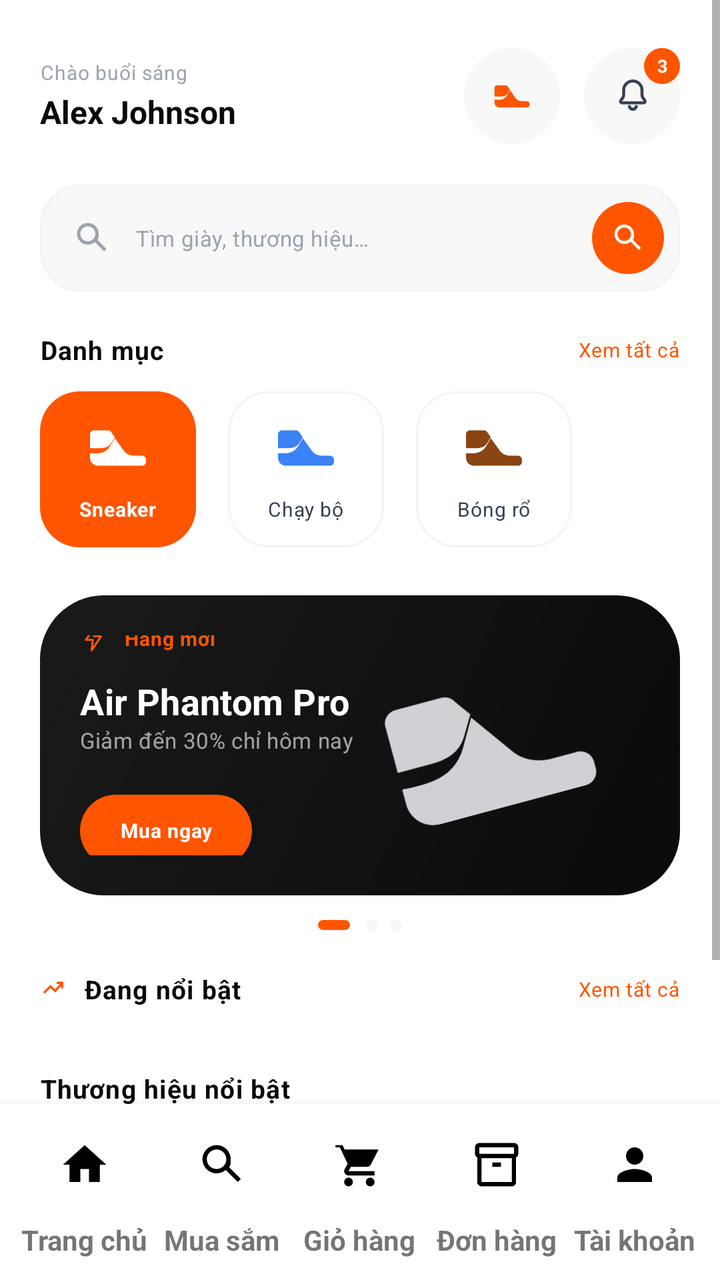
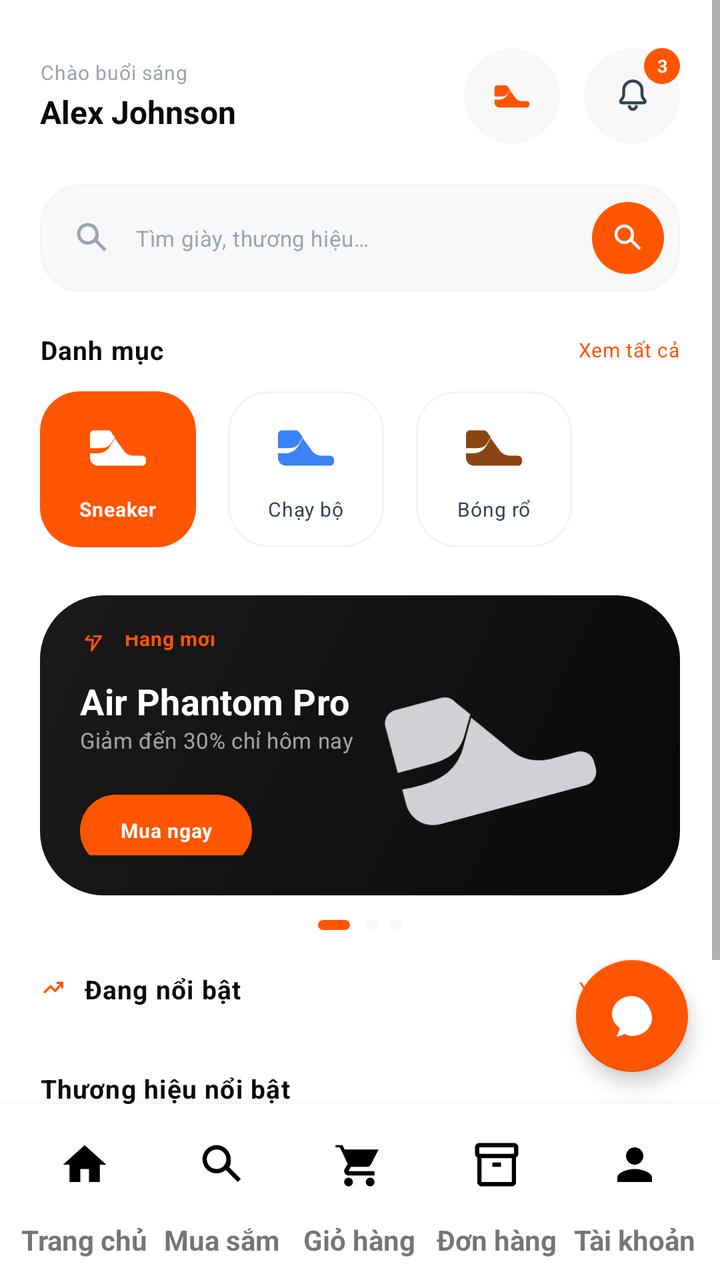

Screens rendered from an Android XML layout before and after an edit, with the pre-edit source and the edit as a unified diff.
<!-- AndroidManifest.xml: application theme Theme.SoleStep -->
<!-- res/layout/activity_home.xml -->
<?xml version="1.0" encoding="utf-8"?>
<androidx.constraintlayout.widget.ConstraintLayout xmlns:android="http://schemas.android.com/apk/res/android"
    xmlns:app="http://schemas.android.com/apk/res-auto"
    xmlns:tools="http://schemas.android.com/tools"
    android:id="@+id/main"
    android:layout_width="match_parent"
    android:layout_height="match_parent"
    android:background="@color/bg_primary"
    tools:context=".user.MainActivity">

    <ScrollView
        android:id="@+id/home_scroll"
        android:layout_width="0dp"
        android:layout_height="0dp"
        android:overScrollMode="never"
        app:layout_constraintBottom_toTopOf="@id/bottom_navigation"
        app:layout_constraintEnd_toEndOf="parent"
        app:layout_constraintStart_toStartOf="parent"
        app:layout_constraintTop_toTopOf="parent">

        <LinearLayout
            android:layout_width="match_parent"
            android:layout_height="wrap_content"
            android:orientation="vertical"
            android:paddingStart="@dimen/space_screen_horizontal"
            android:paddingTop="@dimen/space_12"
            android:paddingEnd="@dimen/space_screen_horizontal"
            android:paddingBottom="@dimen/space_16">

            <LinearLayout
                android:id="@+id/home_header"
                android:layout_width="match_parent"
                android:layout_height="wrap_content"
                android:gravity="center_vertical"
                android:orientation="horizontal">

                <LinearLayout
                    android:layout_width="0dp"
                    android:layout_height="wrap_content"
                    android:layout_weight="1"
                    android:orientation="vertical">

                    <TextView
                        android:id="@+id/home_greeting_text"
                        android:layout_width="wrap_content"
                        android:layout_height="wrap_content"
                        android:text="@string/home_greeting"
                        android:textAppearance="@style/TextAppearance.SoleStep.Caption"
                        android:textColor="@color/text_muted" />

                    <TextView
                        android:id="@+id/home_user_name_text"
                        android:layout_width="wrap_content"
                        android:layout_height="wrap_content"
                        android:layout_marginTop="@dimen/space_1"
                        android:text="Alex Johnson"
                        android:textAppearance="@style/TextAppearance.SoleStep.Subheading"
                        android:textColor="@color/text_primary" />
                </LinearLayout>

                <FrameLayout
                    android:id="@+id/btn_admin_access"
                    android:layout_width="48dp"
                    android:layout_height="48dp"
                    android:layout_marginEnd="@dimen/space_6"
                    android:background="@drawable/bg_home_notification">

                    <ImageView
                        android:layout_width="@dimen/icon_lg"
                        android:layout_height="@dimen/icon_lg"
                        android:layout_gravity="center"
                        android:contentDescription="Admin Portal"
                        android:src="@drawable/ic_shoe"
                        android:tint="@color/brand_orange" />
                </FrameLayout>

                <FrameLayout
                    android:id="@+id/home_notification_button"
                    android:layout_width="48dp"
                    android:layout_height="48dp"
                    android:background="@drawable/bg_home_notification">

                    <ImageView
                        android:layout_width="@dimen/icon_lg"
                        android:layout_height="@dimen/icon_lg"
                        android:layout_gravity="center"
                        android:contentDescription="@string/action_refresh"
                        android:src="@drawable/ic_home_bell" />

                    <TextView
                        android:id="@+id/home_notification_badge"
                        android:layout_width="18dp"
                        android:layout_height="18dp"
                        android:layout_gravity="top|end"
                        android:background="@drawable/bg_circle_orange"
                        android:gravity="center"
                        android:text="3"
                        android:textAppearance="@style/TextAppearance.SoleStep.Caption"
                        android:textColor="@color/brand_white"
                        android:textSize="9sp"
                        android:textStyle="bold" />
                </FrameLayout>
            </LinearLayout>

            <LinearLayout
                android:id="@+id/home_search_box"
                android:layout_width="match_parent"
                android:layout_height="54dp"
                android:layout_marginTop="@dimen/space_10"
                android:background="@drawable/bg_home_search"
                android:gravity="center_vertical"
                android:orientation="horizontal"
                android:paddingStart="@dimen/space_8"
                android:paddingEnd="@dimen/space_4">

                <ImageView
                    android:layout_width="@dimen/icon_lg"
                    android:layout_height="@dimen/icon_lg"
                    android:contentDescription="@string/action_search"
                    android:src="@drawable/ic_material_search"
                    android:tint="@color/text_muted" />

                <EditText
                    android:id="@+id/home_search_input"
                    android:layout_width="0dp"
                    android:layout_height="match_parent"
                    android:layout_marginStart="@dimen/space_6"
                    android:layout_weight="1"
                    android:background="@android:color/transparent"
                    android:hint="@string/home_search_hint"
                    android:imeOptions="actionSearch"
                    android:inputType="text"
                    android:maxLines="1"
                    android:textAppearance="@style/TextAppearance.SoleStep.BodySmall"
                    android:textColor="@color/text_primary"
                    android:textColorHint="@color/text_muted" />

                <FrameLayout
                    android:id="@+id/home_search_button"
                    android:layout_width="36dp"
                    android:layout_height="36dp"
                    android:background="@drawable/bg_circle_orange">

                    <ImageView
                        android:layout_width="@dimen/icon_md"
                        android:layout_height="@dimen/icon_md"
                        android:layout_gravity="center"
                        android:contentDescription="@string/action_search"
                        android:src="@drawable/ic_material_search"
                        android:tint="@color/brand_white" />
                </FrameLayout>
            </LinearLayout>

            <LinearLayout
                android:id="@+id/home_categories_header"
                android:layout_width="match_parent"
                android:layout_height="wrap_content"
                android:layout_marginTop="@dimen/space_10"
                android:gravity="center_vertical"
                android:orientation="horizontal">

                <TextView
                    android:layout_width="0dp"
                    android:layout_height="wrap_content"
                    android:layout_weight="1"
                    android:text="@string/home_categories_title"
                    android:textAppearance="@style/TextAppearance.SoleStep.Body"
                    android:textColor="@color/text_primary"
                    android:textStyle="bold" />

                <TextView
                    android:id="@+id/home_categories_see_all"
                    android:layout_width="wrap_content"
                    android:layout_height="wrap_content"
                    android:text="@string/home_see_all"
                    android:textAppearance="@style/TextAppearance.SoleStep.Caption"
                    android:textColor="@color/brand_orange" />
            </LinearLayout>

            <HorizontalScrollView
                android:id="@+id/home_categories_scroll"
                android:layout_width="match_parent"
                android:layout_height="wrap_content"
                android:layout_marginTop="@dimen/space_6"
                android:overScrollMode="never"
                android:scrollbars="none">

                <LinearLayout
                    android:id="@+id/home_categories_container"
                    android:layout_width="wrap_content"
                    android:layout_height="wrap_content"
                    android:orientation="horizontal">

                    <LinearLayout
                        android:layout_width="78dp"
                        android:layout_height="78dp"
                        android:background="@drawable/bg_home_category_active"
                        android:gravity="center"
                        android:orientation="vertical">

                        <ImageView
                            android:layout_width="@dimen/icon_2xl"
                            android:layout_height="@dimen/icon_2xl"
                            android:contentDescription="@string/cat_sneakers"
                            android:src="@drawable/ic_shoe"
                            android:tint="@color/brand_white" />

                        <TextView
                            android:layout_width="wrap_content"
                            android:layout_height="wrap_content"
                            android:layout_marginTop="@dimen/space_4"
                            android:text="@string/cat_sneakers"
                            android:textAppearance="@style/TextAppearance.SoleStep.Caption"
                            android:textColor="@color/brand_white"
                            android:textStyle="bold" />
                    </LinearLayout>

                    <LinearLayout
                        android:layout_width="78dp"
                        android:layout_height="78dp"
                        android:layout_marginStart="@dimen/space_8"
                        android:background="@drawable/bg_home_category"
                        android:gravity="center"
                        android:orientation="vertical">

                        <ImageView
                            android:layout_width="@dimen/icon_2xl"
                            android:layout_height="@dimen/icon_2xl"
                            android:contentDescription="@string/cat_running"
                            android:src="@drawable/ic_shoe"
                            android:tint="@color/status_info_medium" />

                        <TextView
                            android:layout_width="wrap_content"
                            android:layout_height="wrap_content"
                            android:layout_marginTop="@dimen/space_4"
                            android:text="@string/cat_running"
                            android:textAppearance="@style/TextAppearance.SoleStep.Caption"
                            android:textColor="@color/text_secondary" />
                    </LinearLayout>

                    <LinearLayout
                        android:layout_width="78dp"
                        android:layout_height="78dp"
                        android:layout_marginStart="@dimen/space_8"
                        android:background="@drawable/bg_home_category"
                        android:gravity="center"
                        android:orientation="vertical">

                        <ImageView
                            android:layout_width="@dimen/icon_2xl"
                            android:layout_height="@dimen/icon_2xl"
                            android:contentDescription="@string/cat_boots"
                            android:src="@drawable/ic_shoe"
                            android:tint="@color/cat_boots" />

                        <TextView
                            android:layout_width="wrap_content"
                            android:layout_height="wrap_content"
                            android:layout_marginTop="@dimen/space_4"
                            android:text="@string/cat_boots"
                            android:textAppearance="@style/TextAppearance.SoleStep.Caption"
                            android:textColor="@color/text_secondary" />
                    </LinearLayout>
                </LinearLayout>
            </HorizontalScrollView>

            <FrameLayout
                android:id="@+id/home_hero_banner"
                android:layout_width="match_parent"
                android:layout_height="150dp"
                android:layout_marginTop="@dimen/space_12"
                android:background="@drawable/bg_hero_banner"
                android:padding="@dimen/space_10">

                <LinearLayout
                    android:layout_width="160dp"
                    android:layout_height="match_parent"
                    android:gravity="center_vertical"
                    android:orientation="vertical">

                    <LinearLayout
                        android:layout_width="wrap_content"
                        android:layout_height="wrap_content"
                        android:gravity="center_vertical"
                        android:orientation="horizontal">

                        <ImageView
                            android:layout_width="@dimen/icon_sm"
                            android:layout_height="@dimen/icon_sm"
                            android:contentDescription="@null"
                            android:src="@drawable/ic_home_flash" />

                        <TextView
                            android:layout_width="wrap_content"
                            android:layout_height="wrap_content"
                            android:layout_marginStart="@dimen/space_4"
                            android:text="@string/home_banner_label"
                            android:textAppearance="@style/TextAppearance.SoleStep.Caption"
                            android:textColor="@color/brand_orange"
                            android:textStyle="bold" />
                    </LinearLayout>

                    <TextView
                        android:layout_width="wrap_content"
                        android:layout_height="wrap_content"
                        android:layout_marginTop="@dimen/space_6"
                        android:text="Air Phantom Pro"
                        android:textAppearance="@style/TextAppearance.SoleStep.Headline"
                        android:textColor="@color/brand_white" />

                    <TextView
                        android:layout_width="wrap_content"
                        android:layout_height="wrap_content"
                        android:text="@string/home_banner_offer"
                        android:textAppearance="@style/TextAppearance.SoleStep.BodySmall"
                        android:textColor="@color/text_dark_secondary" />

                    <TextView
                        android:layout_width="86dp"
                        android:layout_height="36dp"
                        android:layout_marginTop="@dimen/space_10"
                        android:background="@drawable/bg_button_primary"
                        android:gravity="center"
                        android:text="@string/home_banner_cta"
                        android:textAppearance="@style/TextAppearance.SoleStep.Caption"
                        android:textColor="@color/brand_white"
                        android:textStyle="bold" />
                </LinearLayout>

                <ImageView
                    android:layout_width="150dp"
                    android:layout_height="110dp"
                    android:layout_gravity="center_vertical|end"
                    android:alpha="0.9"
                    android:contentDescription="@string/detail_label_brand"
                    android:rotation="-15"
                    android:src="@drawable/ic_shoe"
                    android:tint="@color/text_disabled" />
            </FrameLayout>

            <LinearLayout
                android:id="@+id/home_slider_dots"
                android:layout_width="match_parent"
                android:layout_height="wrap_content"
                android:layout_marginTop="@dimen/space_6"
                android:gravity="center"
                android:orientation="horizontal">

                <View
                    android:layout_width="16dp"
                    android:layout_height="5dp"
                    android:background="@drawable/bg_button_primary" />

                <View
                    android:layout_width="6dp"
                    android:layout_height="6dp"
                    android:layout_marginStart="@dimen/space_4"
                    android:background="@drawable/bg_rounded_gray" />

                <View
                    android:layout_width="6dp"
                    android:layout_height="6dp"
                    android:layout_marginStart="@dimen/space_3"
                    android:background="@drawable/bg_rounded_gray" />
            </LinearLayout>

            <LinearLayout
                android:id="@+id/home_trending_header"
                android:layout_width="match_parent"
                android:layout_height="wrap_content"
                android:layout_marginTop="@dimen/space_10"
                android:gravity="center_vertical"
                android:orientation="horizontal">

                <ImageView
                    android:layout_width="@dimen/icon_sm"
                    android:layout_height="@dimen/icon_sm"
                    android:contentDescription="@null"
                    android:src="@drawable/ic_home_trending" />

                <TextView
                    android:layout_width="0dp"
                    android:layout_height="wrap_content"
                    android:layout_marginStart="@dimen/space_4"
                    android:layout_weight="1"
                    android:text="@string/home_trending_title"
                    android:textAppearance="@style/TextAppearance.SoleStep.Body"
                    android:textColor="@color/text_primary"
                    android:textStyle="bold" />

                <TextView
                    android:id="@+id/home_trending_see_all"
                    android:layout_width="wrap_content"
                    android:layout_height="wrap_content"
                    android:text="@string/home_see_all"
                    android:textAppearance="@style/TextAppearance.SoleStep.Caption"
                    android:textColor="@color/brand_orange" />
            </LinearLayout>

            <androidx.recyclerview.widget.RecyclerView
                android:id="@+id/home_product_grid"
                android:layout_width="match_parent"
                android:layout_height="wrap_content"
                android:layout_marginTop="@dimen/space_6"
                android:nestedScrollingEnabled="false"
                android:overScrollMode="never" />

            <TextView
                android:layout_width="match_parent"
                android:layout_height="wrap_content"
                android:layout_marginTop="@dimen/space_10"
                android:text="@string/home_brands_title"
                android:textAppearance="@style/TextAppearance.SoleStep.Body"
                android:textColor="@color/text_primary"
                android:textStyle="bold" />

            <HorizontalScrollView
                android:layout_width="match_parent"
                android:layout_height="wrap_content"
                android:layout_marginTop="@dimen/space_6"
                android:overScrollMode="never"
                android:scrollbars="none">

                <LinearLayout
                    android:id="@+id/home_brands_container"
                    android:layout_width="wrap_content"
                    android:layout_height="wrap_content"
                    android:orientation="horizontal">

                    <TextView
                        android:layout_width="wrap_content"
                        android:layout_height="38dp"
                        android:background="@drawable/bg_home_brand_chip"
                        android:gravity="center"
                        android:minWidth="86dp"
                        android:paddingStart="@dimen/space_10"
                        android:paddingEnd="@dimen/space_10"
                        android:text="NovaSole"
                        android:textAppearance="@style/TextAppearance.SoleStep.BodySmall"
                        android:textColor="@color/text_secondary" />

                    <TextView
                        android:layout_width="wrap_content"
                        android:layout_height="38dp"
                        android:layout_marginStart="@dimen/space_6"
                        android:background="@drawable/bg_home_brand_chip"
                        android:gravity="center"
                        android:minWidth="86dp"
                        android:paddingStart="@dimen/space_10"
                        android:paddingEnd="@dimen/space_10"
                        android:text="StreetFlex"
                        android:textAppearance="@style/TextAppearance.SoleStep.BodySmall"
                        android:textColor="@color/text_secondary" />

                    <TextView
                        android:layout_width="wrap_content"
                        android:layout_height="38dp"
                        android:layout_marginStart="@dimen/space_6"
                        android:background="@drawable/bg_home_brand_chip"
                        android:gravity="center"
                        android:minWidth="86dp"
                        android:paddingStart="@dimen/space_10"
                        android:paddingEnd="@dimen/space_10"
                        android:text="SwiftKick"
                        android:textAppearance="@style/TextAppearance.SoleStep.BodySmall"
                        android:textColor="@color/text_secondary" />
                </LinearLayout>
            </HorizontalScrollView>
        </LinearLayout>
    </ScrollView>

    <include
        android:id="@+id/bottom_navigation"
        layout="@layout/view_bottom_navigation"
        android:layout_width="0dp"
        android:layout_height="@dimen/bottom_nav_height"
        app:layout_constraintBottom_toBottomOf="parent"
        app:layout_constraintEnd_toEndOf="parent"
        app:layout_constraintStart_toStartOf="parent" />
</androidx.constraintlayout.widget.ConstraintLayout>
<!-- res/layout/view_bottom_navigation.xml (included above) -->
<?xml version="1.0" encoding="utf-8"?>
<LinearLayout xmlns:android="http://schemas.android.com/apk/res/android"
    android:id="@+id/bottom_navigation"
    android:layout_width="match_parent"
    android:layout_height="@dimen/bottom_nav_height"
    android:background="@color/bg_primary"
    android:elevation="@dimen/elev_bottom_nav"
    android:gravity="center"
    android:orientation="horizontal"
    android:paddingStart="@dimen/space_4"
    android:paddingEnd="@dimen/space_4"
    android:paddingBottom="@dimen/space_4">

    <LinearLayout
        android:layout_width="0dp"
        android:layout_height="match_parent"
        android:layout_weight="1"
        android:clickable="true"
        android:focusable="true"
        android:foreground="?attr/selectableItemBackground"
        android:gravity="center"
        android:orientation="vertical"
        android:tag="home">

        <FrameLayout
            android:layout_width="@dimen/bottom_nav_item_icon_container"
            android:layout_height="@dimen/bottom_nav_item_icon_container"
            android:tag="icon_container">

            <ImageView
                android:layout_width="@dimen/bottom_nav_icon_size"
                android:layout_height="@dimen/bottom_nav_icon_size"
                android:layout_gravity="center"
                android:contentDescription="@string/nav_home"
                android:src="@drawable/ic_material_home"
                android:tag="icon" />
        </FrameLayout>

        <TextView
            android:layout_width="wrap_content"
            android:layout_height="wrap_content"
            android:tag="label"
            android:text="@string/nav_home"
            android:textSize="14sp"
            android:textStyle="bold" />
    </LinearLayout>

    <LinearLayout
        android:layout_width="0dp"
        android:layout_height="match_parent"
        android:layout_weight="1"
        android:clickable="true"
        android:focusable="true"
        android:foreground="?attr/selectableItemBackground"
        android:gravity="center"
        android:orientation="vertical"
        android:tag="search">

        <FrameLayout
            android:layout_width="@dimen/bottom_nav_item_icon_container"
            android:layout_height="@dimen/bottom_nav_item_icon_container"
            android:tag="icon_container">

            <ImageView
                android:layout_width="@dimen/bottom_nav_icon_size"
                android:layout_height="@dimen/bottom_nav_icon_size"
                android:layout_gravity="center"
                android:contentDescription="@string/nav_search"
                android:src="@drawable/ic_material_search"
                android:tag="icon" />
        </FrameLayout>

        <TextView
            android:layout_width="wrap_content"
            android:layout_height="wrap_content"
            android:tag="label"
            android:text="@string/nav_search"
            android:textSize="14sp"
            android:textStyle="bold" />
    </LinearLayout>

    <LinearLayout
        android:layout_width="0dp"
        android:layout_height="match_parent"
        android:layout_weight="1"
        android:clickable="true"
        android:focusable="true"
        android:foreground="?attr/selectableItemBackground"
        android:gravity="center"
        android:orientation="vertical"
        android:tag="cart">

        <FrameLayout
            android:layout_width="@dimen/bottom_nav_item_icon_container"
            android:layout_height="@dimen/bottom_nav_item_icon_container"
            android:tag="icon_container">

            <ImageView
                android:layout_width="@dimen/bottom_nav_icon_size"
                android:layout_height="@dimen/bottom_nav_icon_size"
                android:layout_gravity="center"
                android:contentDescription="@string/nav_cart"
                android:src="@drawable/ic_material_shopping_cart"
                android:tag="icon" />
        </FrameLayout>

        <TextView
            android:layout_width="wrap_content"
            android:layout_height="wrap_content"
            android:tag="label"
            android:text="@string/nav_cart"
            android:textSize="14sp"
            android:textStyle="bold" />
    </LinearLayout>

    <LinearLayout
        android:layout_width="0dp"
        android:layout_height="match_parent"
        android:layout_weight="1"
        android:clickable="true"
        android:focusable="true"
        android:foreground="?attr/selectableItemBackground"
        android:gravity="center"
        android:orientation="vertical"
        android:tag="orders">

        <FrameLayout
            android:layout_width="@dimen/bottom_nav_item_icon_container"
            android:layout_height="@dimen/bottom_nav_item_icon_container"
            android:tag="icon_container">

            <ImageView
                android:layout_width="@dimen/bottom_nav_icon_size"
                android:layout_height="@dimen/bottom_nav_icon_size"
                android:layout_gravity="center"
                android:contentDescription="@string/nav_orders"
                android:src="@drawable/ic_material_inventory_2"
                android:tag="icon" />
        </FrameLayout>

        <TextView
            android:layout_width="wrap_content"
            android:layout_height="wrap_content"
            android:tag="label"
            android:text="@string/nav_orders"
            android:textSize="14sp"
            android:textStyle="bold" />
    </LinearLayout>

    <LinearLayout
        android:layout_width="0dp"
        android:layout_height="match_parent"
        android:layout_weight="1"
        android:clickable="true"
        android:focusable="true"
        android:foreground="?attr/selectableItemBackground"
        android:gravity="center"
        android:orientation="vertical"
        android:tag="profile">

        <FrameLayout
            android:layout_width="@dimen/bottom_nav_item_icon_container"
            android:layout_height="@dimen/bottom_nav_item_icon_container"
            android:tag="icon_container">

            <ImageView
                android:layout_width="@dimen/bottom_nav_icon_size"
                android:layout_height="@dimen/bottom_nav_icon_size"
                android:layout_gravity="center"
                android:contentDescription="@string/nav_profile"
                android:src="@drawable/ic_material_person"
                android:tag="icon" />
        </FrameLayout>

        <TextView
            android:layout_width="wrap_content"
            android:layout_height="wrap_content"
            android:tag="label"
            android:text="@string/nav_profile"
            android:textSize="14sp"
            android:textStyle="bold" />
    </LinearLayout>
</LinearLayout>
<!-- resources referenced by this layout -->
<resources>
  <color name="bg_primary">#FFFFFF</color>
  <color name="brand_orange">#FF5500</color>
  <color name="brand_white">#FFFFFF</color>
  <color name="cat_boots">#8B4513</color>
  <color name="status_info_medium">#3B82F6</color>
  <color name="text_dark_secondary">#99FFFFFF</color>
  <color name="text_disabled">#E5E7EB</color>
  <color name="text_muted">#9CA3AF</color>
  <color name="text_primary">#0A0A0A</color>
  <color name="text_secondary">#374151</color>
  <dimen name="bottom_nav_height">88dp</dimen>
  <dimen name="bottom_nav_icon_size">26dp</dimen>
  <dimen name="elev_bottom_nav">8dp</dimen>
  <dimen name="icon_2xl">32dp</dimen>
  <dimen name="icon_lg">20dp</dimen>
  <dimen name="icon_md">18dp</dimen>
  <dimen name="icon_sm">14dp</dimen>
  <dimen name="space_1">2dp</dimen>
  <dimen name="space_10">20dp</dimen>
  <dimen name="space_12">24dp</dimen>
  <dimen name="space_16">32dp</dimen>
  <dimen name="space_3">6dp</dimen>
  <dimen name="space_4">8dp</dimen>
  <dimen name="space_6">12dp</dimen>
  <dimen name="space_8">16dp</dimen>
  <dimen name="space_screen_horizontal">20dp</dimen>
  <string name="action_refresh">Làm mới</string>
  <string name="action_search">Tìm kiếm</string>
  <string name="cat_boots">Bóng rổ</string>
  <string name="cat_running">Chạy bộ</string>
  <string name="cat_sneakers">Sneaker</string>
  <string name="home_banner_cta">Mua ngay</string>
  <string name="home_banner_label">Hàng mới</string>
  <string name="home_greeting">Chào buổi sáng </string>
  <string name="home_see_all">Xem tất cả</string>
  <string name="nav_cart">Giỏ hàng</string>
  <string name="nav_home">Trang chủ</string>
  <string name="nav_orders">Đơn hàng</string>
  <string name="nav_profile">Tài khoản</string>
  <string name="nav_search">Mua sắm</string>
  <dimen name="radius_button">20dp</dimen>
  <color name="brand_black">#0A0A0A</color>
  <color name="bg_dark_surface_3">#1A1A1A</color>
  <dimen name="radius_3xl">32dp</dimen>
  <dimen name="radius_pill">999dp</dimen>
  <dimen name="stroke_thin">1dp</dimen>
  <color name="border_light">#F3F4F6</color>
  <dimen name="radius_xl">20dp</dimen>
  <color name="bg_secondary">#F8F8F8</color>
  <dimen name="radius_md">12dp</dimen>
  <dimen name="font_body">13sp</dimen>
  <dimen name="font_caption">11sp</dimen>
  <color name="text_tertiary">#6B7280</color>
  <dimen name="font_caption_small">10sp</dimen>
  <dimen name="font_headline">18sp</dimen>
  <dimen name="font_subheading">16sp</dimen>
  <color name="brand_orange_dark">#CC4400</color>
  <color name="bg_dark_surface_2">#161616</color>
  <color name="status_error">#EF4444</color>
  <dimen name="radius_sm">8dp</dimen>
  <dimen name="radius_lg">16dp</dimen>
  <dimen name="radius_2xl">24dp</dimen>
  <dimen name="font_display">48sp</dimen>
  <dimen name="font_title_large">24sp</dimen>
  <dimen name="font_title">20sp</dimen>
  <dimen name="font_label">14sp</dimen>
  <dimen name="font_overline">9sp</dimen>
  <dimen name="btn_height_large">52dp</dimen>
  <dimen name="elev_raised">4dp</dimen>
  <color name="border_normal">#E5E7EB</color>
  <dimen name="radius_input">20dp</dimen>
  <color name="text_placeholder">#D1D5DB</color>
  <dimen name="radius_chip">12dp</dimen>
  <dimen name="btn_height_tiny">28dp</dimen>
  <dimen name="radius_card">20dp</dimen>
  <dimen name="elev_card">2dp</dimen>
  <dimen name="toolbar_height">56dp</dimen>
  <dimen name="elev_top_bar">4dp</dimen>
  <dimen name="elev_fab">6dp</dimen>
  <!-- unchanged entries left out for length: 47 -->
</resources>

<!-- the commit's change to res/layout/activity_home.xml (unified diff, before → after) -->
@@ -478,6 +478,21 @@
         app:layout_constraintBottom_toBottomOf="parent"
         app:layout_constraintEnd_toEndOf="parent"
         app:layout_constraintStart_toStartOf="parent" />
+
+    
+    <com.google.android.material.floatingactionbutton.FloatingActionButton
+        android:id="@+id/fab_chat"
+        android:layout_width="wrap_content"
+        android:layout_height="wrap_content"
+        android:layout_marginEnd="16dp"
+        android:layout_marginBottom="16dp"
+        android:contentDescription="Trò chuyện với AI"
+        app:backgroundTint="@color/brand_orange"
+        app:srcCompat="@drawable/ic_chat"
+        app:tint="@color/brand_white"
+        app:layout_constraintBottom_toTopOf="@id/bottom_navigation"
+        app:layout_constraintEnd_toEndOf="parent" />
+
 </androidx.constraintlayout.widget.ConstraintLayout>
 <!-- res/layout/view_bottom_navigation.xml (included above) -->
 <?xml version="1.0" encoding="utf-8"?>
<!-- resource entries referenced after the edit -->
@@ -26,6 +26,16 @@
   <dimen name="space_6">12dp</dimen>
   <dimen name="space_8">16dp</dimen>
   <dimen name="space_screen_horizontal">20dp</dimen>
+  <!-- drawable ic_chat (drawable) -->
+  <vector xmlns:android="http://schemas.android.com/apk/res/android"
+      android:width="24dp"
+      android:height="24dp"
+      android:viewportWidth="24.0"
+      android:viewportHeight="24.0">
+      <path
+          android:fillColor="#FFFFFF"
+          android:pathData="M12,2C6.48,2 2,6.03 2,11c0,2.89 1.51,5.43 3.88,7.08c-0.46,1.83 -1.51,3.77 -1.54,3.82c-0.04,0.07 -0.04,0.15 -0.01,0.22c0.03,0.07 0.1,0.12 0.18,0.12c0.09,0.01 2.14,-0.3 3.77,-1.33c1.16,0.7 2.41,1.1 3.72,1.1c5.52,0 10,-4.03 10,-9S17.52,2,12,2z"/>
+  </vector>
   <string name="action_refresh">Làm mới</string>
   <string name="action_search">Tìm kiếm</string>
   <string name="cat_boots">Bóng rổ</string>
